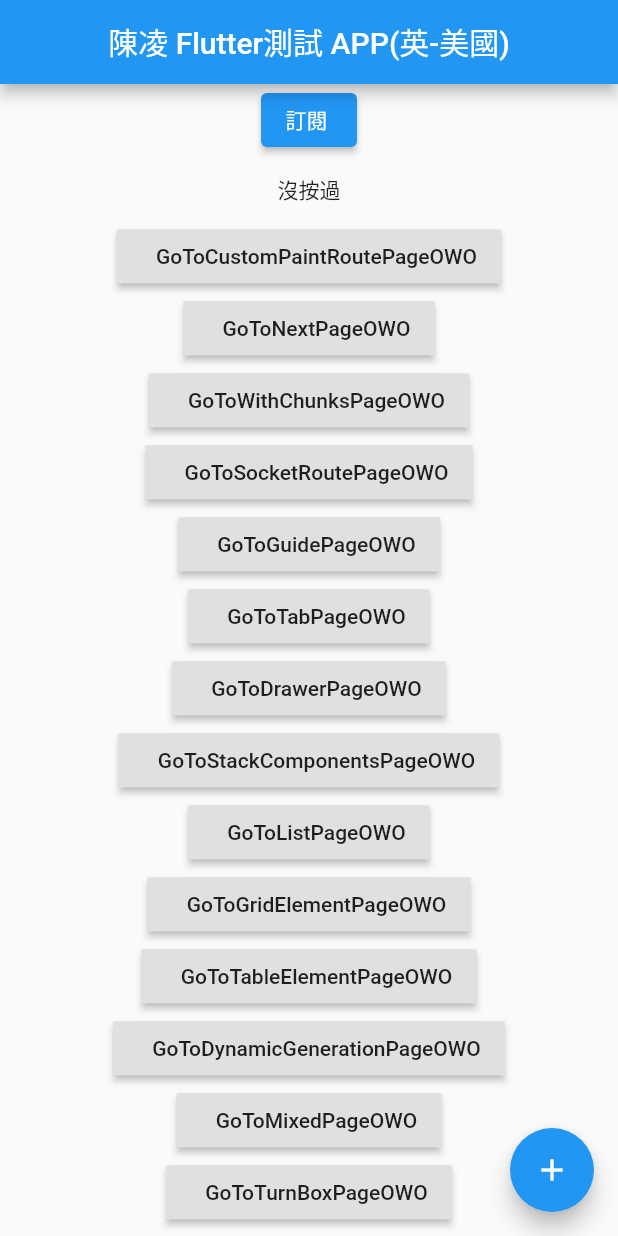
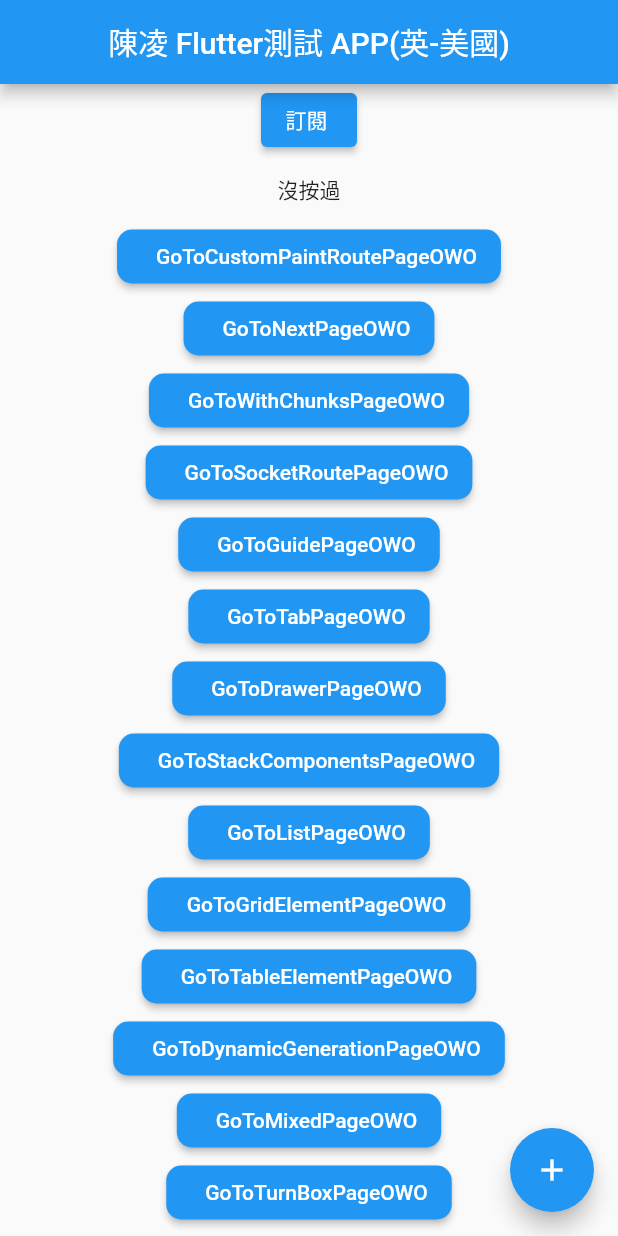
Before and after one commit to tw0144mail/untitled, a Flutter app: the screen it shows after launch, on a phone screen of 412 x 824 dp. Run offline on Flutter 3.47's test engine with Material 2 defaults, Android fonts, the phone set to English and light mode, and no system bars; our stand-ins replace cached_network_image, dio, event_bus, fluttertoast, shared_preferences, sprintf; missing offline and left inert: flutter_easylogger.

Commit message:
按鈕更新

```diff
--- a/lib/main.dart
+++ b/lib/main.dart
@@ -27,6 +27,7 @@ class MyApp extends StatelessWidget {
           // systemNavigationBarDividerColor: Color(0xffffffff),
           systemNavigationBarIconBrightness: Brightness.light,
           statusBarColor: Color(0xff2094F3),
+
           ///这是设置状态栏的图标和字体的颜色
           ///Brightness.light  一般都是显示为白色
           ///Brightness.dark 一般都是显示为黑色
@@ -213,13 +214,16 @@ class _OnePage extends State<HomePage> {
       child: Row(
         mainAxisAlignment: MainAxisAlignment.center,
         children: <Widget>[
-          RaisedButton(
+          ElevatedButton(
             // child: Text('按鈕' + '\n' + '$result'),
             child: Padding(
               padding: const EdgeInsets.fromLTRB(10.0, 10.0, 0.0, 10.0),
               child: Text(HomeComponentsList[type].getTitle()!),
             ),
-            shape: const BeveledRectangleBorder(),
+            style: ElevatedButton.styleFrom(
+                shape: RoundedRectangleBorder(
+              borderRadius: BorderRadius.circular(10.0),
+            )),
             onPressed: () {
               // String name = "Wang";
               // Navigator.pushNamed(context, '/TwoPage', arguments: name);
@@ -312,6 +316,9 @@ class _OnePage extends State<HomePage> {
               mainAxisAlignment: MainAxisAlignment.center,
               children: _childrenList(),
             ),
+            const SizedBox(
+              height: 35,
+            ),
           ])
         ])));
   }
```
Also changed, not shown: lib/nextpage/grid_view.dart (+8 -2 lines).
